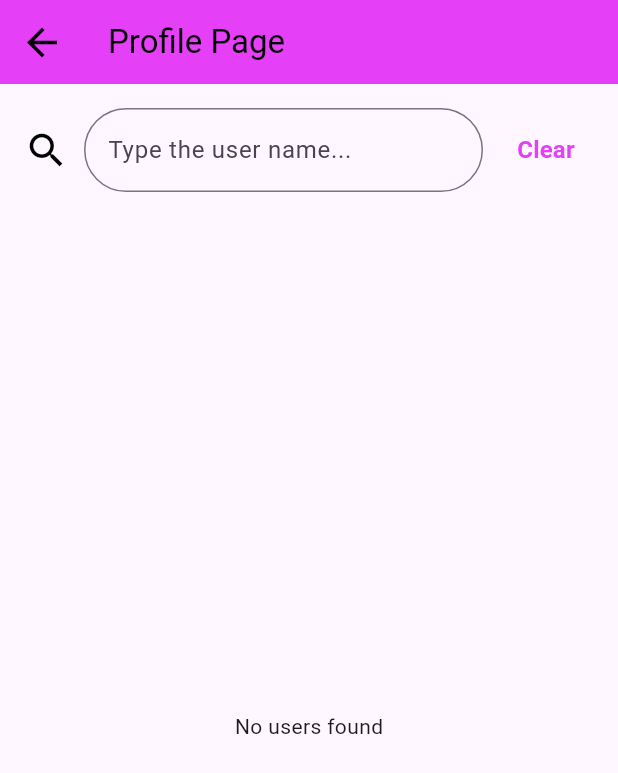
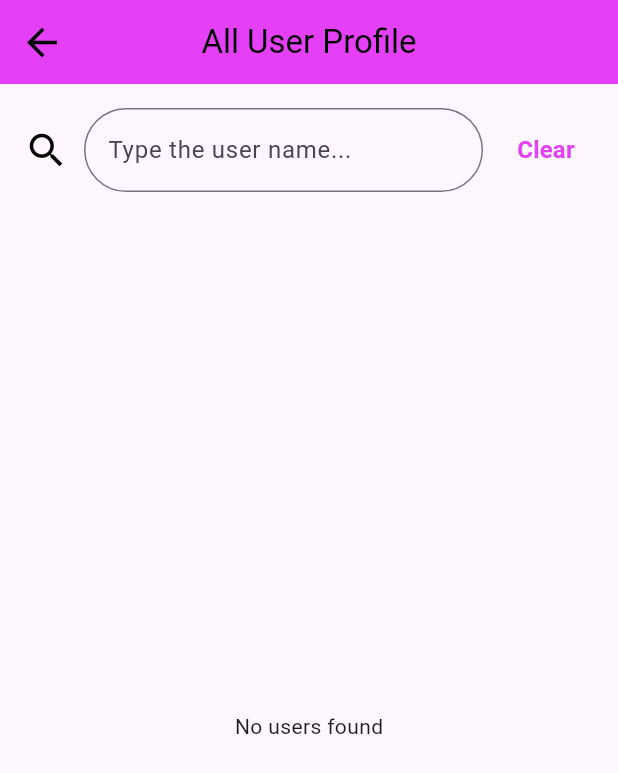
Before and after one commit to yeochunteck/Wakanda, a Flutter app: the AllProfilePage screen opened directly, on a phone screen of 412 x 824 dp. Shown: the top 773 px of the screen. Run offline on Flutter 3.47's test engine with Material 3 defaults, Android fonts, the phone set to English and light mode, and no system bars; our stand-ins replace cloud_firestore, firebase_auth, firebase_core, firebase_storage, flutter_local_notifications, image_picker and 5 more; missing offline and left inert: month_year_picker; accounts and stored records are empty.

Commit message:
Update all_profile_page.dart

```diff
--- a/lib/all_profile_page.dart
+++ b/lib/all_profile_page.dart
@@ -70,9 +70,10 @@ class _AllProfilePageState extends State<AllProfilePage> {
           },
         ),
         title: const Text(
-          'Profile Page',
+          'All User Profile',
           style: TextStyle(color: Colors.black),
         ),
+        centerTitle: true,
       ),
       body: Column(
         children: [
@@ -142,7 +143,16 @@ class _AllProfilePageState extends State<AllProfilePage> {
               future: _getFilteredUsers(_search),
               builder: (context, snapshot) {
                 if (snapshot.connectionState == ConnectionState.waiting) {
-                  return const Center(child: CircularProgressIndicator());
+                  return const Center(
+                    child: Column(
+                      mainAxisAlignment: MainAxisAlignment.center,
+                      children: [
+                        CircularProgressIndicator(),
+                        SizedBox(height: 10), // Adjust the height as needed
+                        Text('Loading...'),
+                      ],
+                    ),
+                  );
                 } else if (snapshot.hasError) {
                   return Center(child: Text('Error: ${snapshot.error}'));
                 } else if (!snapshot.hasData || snapshot.data!.isEmpty) {
```
